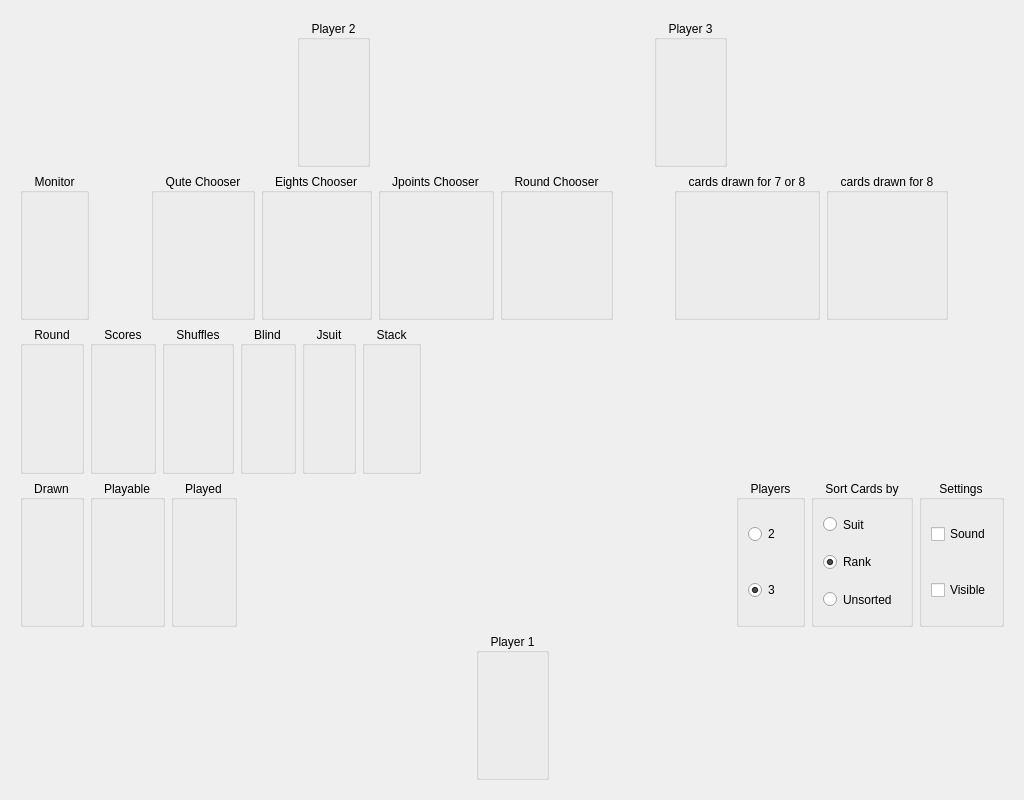
This is table.ui in squawk7x/aQuteCardGame as Qt 5 draws it before an edit. The edited form follows.
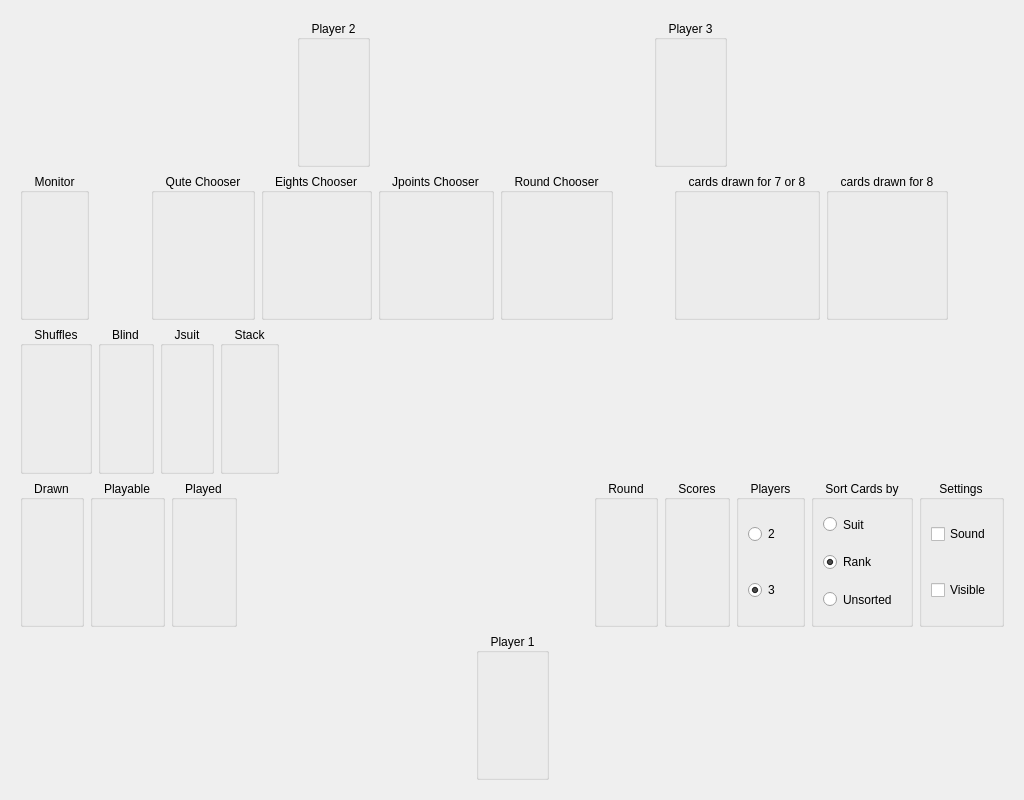
This is the edited form.

Diff of the .ui file:
```diff
--- a/table.ui
+++ b/table.ui
@@ -283,40 +283,6 @@
       </item>
       <item>
        <layout class="QHBoxLayout" name="horizontalLayout_03">
-        <item>
-         <widget class="QGroupBox" name="gbRound">
-          <property name="sizePolicy">
-           <sizepolicy hsizetype="Preferred" vsizetype="Expanding">
-            <horstretch>0</horstretch>
-            <verstretch>0</verstretch>
-           </sizepolicy>
-          </property>
-          <property name="title">
-           <string>Round</string>
-          </property>
-          <property name="alignment">
-           <set>Qt::AlignmentFlag::AlignCenter</set>
-          </property>
-          <layout class="QHBoxLayout" name="layoutRound"/>
-         </widget>
-        </item>
-        <item>
-         <widget class="QGroupBox" name="gbScores">
-          <property name="sizePolicy">
-           <sizepolicy hsizetype="Preferred" vsizetype="Expanding">
-            <horstretch>0</horstretch>
-            <verstretch>0</verstretch>
-           </sizepolicy>
-          </property>
-          <property name="title">
-           <string>Scores</string>
-          </property>
-          <property name="alignment">
-           <set>Qt::AlignmentFlag::AlignCenter</set>
-          </property>
-          <layout class="QHBoxLayout" name="layoutScores"/>
-         </widget>
-        </item>
         <item>
          <widget class="QGroupBox" name="gbShuffles">
           <property name="sizePolicy">
@@ -479,6 +445,40 @@
           </property>
          </spacer>
         </item>
+        <item>
+         <widget class="QGroupBox" name="gbRound">
+          <property name="sizePolicy">
+           <sizepolicy hsizetype="Preferred" vsizetype="Expanding">
+            <horstretch>0</horstretch>
+            <verstretch>0</verstretch>
+           </sizepolicy>
+          </property>
+          <property name="title">
+           <string>Round</string>
+          </property>
+          <property name="alignment">
+           <set>Qt::AlignmentFlag::AlignCenter</set>
+          </property>
+          <layout class="QHBoxLayout" name="layoutRound"/>
+         </widget>
+        </item>
+        <item>
+         <widget class="QGroupBox" name="gbScores">
+          <property name="sizePolicy">
+           <sizepolicy hsizetype="Preferred" vsizetype="Expanding">
+            <horstretch>0</horstretch>
+            <verstretch>0</verstretch>
+           </sizepolicy>
+          </property>
+          <property name="title">
+           <string>Scores</string>
+          </property>
+          <property name="alignment">
+           <set>Qt::AlignmentFlag::AlignCenter</set>
+          </property>
+          <layout class="QHBoxLayout" name="layoutScores"/>
+         </widget>
+        </item>
         <item>
          <widget class="QGroupBox" name="gbNumberOfPlayers">
           <property name="sizePolicy">
```
